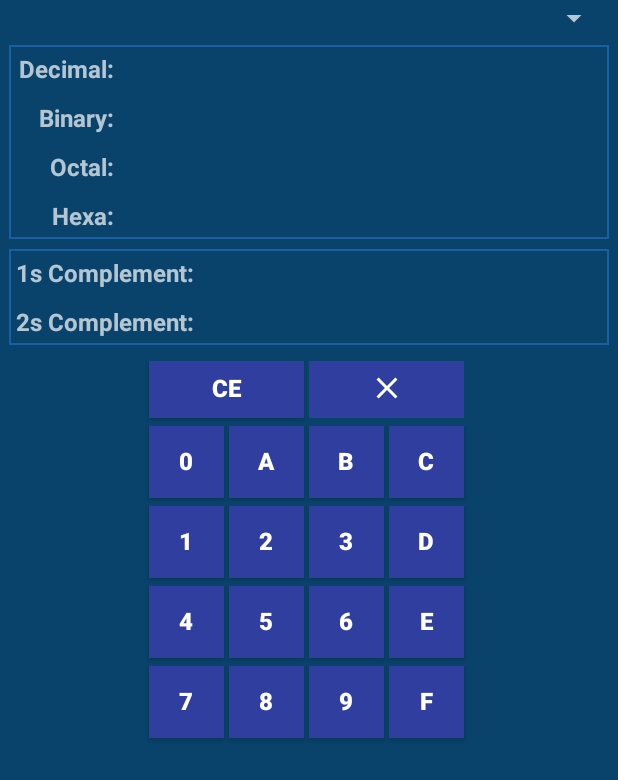
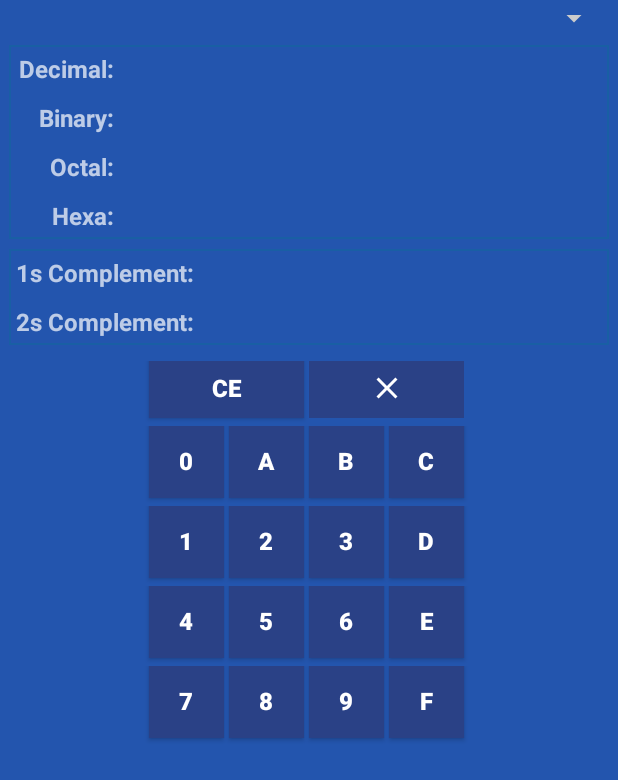
Before and after one commit to ahrasel/android-numbersystem, an Android app: the fragment ConvertNumberFM shown on its own in the app's theme, after a tap on an icon or button, on a phone screen of 412 x 824 dp. Shown: the top 780 px of the screen. Run offline under Robolectric (Android 15) with nearby library versions, the phone set to English and light mode, and no system bars.

Commit message:
Fixed Theme problem

```diff
--- a/app/src/main/AndroidManifest.xml
+++ b/app/src/main/AndroidManifest.xml
@@ -8,11 +8,11 @@
         android:label="@string/app_name"
         android:roundIcon="@mipmap/ic_launcher_round"
         android:supportsRtl="true"
-        android:theme="@style/AppTheme">
+        android:theme="@style/AppTheme.Dark">
         <activity
             android:name=".MainActivity"
             android:label="@string/app_name"
-            android:theme="@style/AppTheme">
+            android:theme="@style/AppTheme.Dark">
             <intent-filter>
                 <action android:name="android.intent.action.MAIN" />
 
--- a/app/src/main/res/values-v21/styles.xml
+++ b/app/src/main/res/values-v21/styles.xml
@@ -1,16 +1,35 @@
 <resources>
-
-    <style name="AppTheme.NoActionBar">
-        <item name="windowActionBar">false</item>
-        <item name="windowNoTitle">true</item>
-        <item name="android:statusBarColor">@android:color/transparent</item>
+    <style name="AppTheme" parent="Theme.AppCompat.Light.DarkActionBar">
+        <item name="android:windowContentTransitions">true</item>
+        <item name="android:windowAllowEnterTransitionOverlap">true</item>
+        <item name="android:windowAllowReturnTransitionOverlap">true</item>
+        <item name="android:windowSharedElementEnterTransition">@android:transition/move</item>
+        <item name="android:windowSharedElementExitTransition">@android:transition/move</item>
     </style>
 
-    <style name="AppTheme" parent="android:Theme.Material.NoActionBar">
-        <!-- Customize your theme here. -->
-        <item name="colorPrimary">@color/colorPrimary</item>
-        <item name="colorPrimaryDark">@color/colorPrimaryDark</item>
-        <item name="colorAccent">@color/colorAccent</item>
-        <item name="android:colorBackground">@color/themeBackground</item>
+    <style name="AppTheme.Dark" parent="Theme.AppCompat.NoActionBar">
+        <item name="android:windowDrawsSystemBarBackgrounds">true</item>
+        <item name="android:statusBarColor">@color/primary_darker</item>
+
+        <item name="android:windowContentTransitions">true</item>
+        <item name="android:windowAllowEnterTransitionOverlap">true</item>
+        <item name="android:windowAllowReturnTransitionOverlap">true</item>
+        <item name="android:windowSharedElementEnterTransition">@android:transition/move</item>
+        <item name="android:windowSharedElementExitTransition">@android:transition/move</item>
+
+        <item name="colorPrimary">@color/primary_dark</item>
+        <item name="colorPrimaryDark">@color/primary_dark</item>
+        <item name="colorAccent">@color/accent</item>
+
+        <item name="android:windowBackground">@color/primary</item>
+
+        <item name="colorControlNormal">@color/iron</item>
+        <item name="colorControlActivated">@color/white</item>
+        <item name="colorControlHighlight">@color/white</item>
+        <item name="android:textColorHint">@color/iron</item>
+
+        <item name="colorButtonNormal">@color/primary_darker</item>
+        <item name="android:colorButtonNormal">@color/primary_darker</item>
+        <item name="android:navigationBarColor">@color/primary_dark</item>
     </style>
 </resources>
--- a/app/src/main/res/values/colors.xml
+++ b/app/src/main/res/values/colors.xml
@@ -1,9 +1,20 @@
 <?xml version="1.0" encoding="utf-8"?>
 <resources>
-    <color name="colorPrimary">#3F51B5</color>
-    <color name="colorPrimaryDark">#303F9F</color>
-    <color name="colorAccent">#FF4081</color>
-    <color name="dialpadButtonColor">#FFF</color>
-    <color name="dialpadButtonBackGround">#303F9F</color>
-    <color name="themeBackground">#09426b</color>
+    <color name="primary">#2355ae</color>
+    <color name="primary_dark">#2355ae</color>
+    <color name="primary_darker">#10264d</color>
+    <color name="accent">#FFFFFF</color>
+    <color name="windowbackground">#3e5783</color>
+    <color name="black">#000000</color>
+    <color name="jet">#222222</color>
+    <color name="oil">#333333</color>
+    <color name="monsoon">#777777</color>
+    <color name="jumbo">#888888</color>
+    <color name="aluminum">#999999</color>
+    <color name="base">#AAAAAA</color>
+    <color name="iron">#CCCCCC</color>
+    <color name="white">#FFFFFF</color>
+
+    <color name="dialpadButtonColor">#fff</color>
+    <color name="dialpadButtonBackGround">#2a4186</color>
 </resources>
--- a/app/src/main/res/values/styles.xml
+++ b/app/src/main/res/values/styles.xml
@@ -3,15 +3,27 @@
     <!-- Base application theme. -->
     <style name="AppTheme" parent="Theme.AppCompat.Light.DarkActionBar">
         <!-- Customize your theme here. -->
-        <item name="colorPrimary">@color/colorPrimary</item>
-        <item name="colorPrimaryDark">@color/colorPrimaryDark</item>
-        <item name="colorAccent">@color/colorAccent</item>
-        <item name="android:colorBackground">@color/themeBackground</item>
     </style>
 
-    <style name="AppTheme.NoActionBar">
-        <item name="windowActionBar">false</item>
-        <item name="windowNoTitle">true</item>
+    <style name="AppTheme.Dark" parent="Theme.AppCompat.NoActionBar">
+        <item name="colorPrimary">@color/primary</item>
+        <item name="colorPrimaryDark">@color/primary_dark</item>
+        <item name="colorAccent">@color/accent</item>
+
+        <item name="android:windowBackground">@color/windowbackground</item>
+
+        <item name="colorControlNormal">@color/iron</item>
+        <item name="colorControlActivated">@color/white</item>
+        <item name="colorControlHighlight">@color/white</item>
+        <item name="android:textColorHint">@color/iron</item>
+
+        <item name="colorButtonNormal">@color/primary_darker</item>
+    </style>
+
+    <style name="AppTheme.Dark.Dialog" parent="Theme.AppCompat.Dialog">
+        <item name="colorAccent">@color/white</item>
+        <item name="android:textColorPrimary">@color/iron</item>
+        <item name="android:background">@color/primary</item>
     </style>
 
     <style name="AppTheme.AppBarOverlay" parent="ThemeOverlay.AppCompat.Dark.ActionBar" />
@@ -43,6 +55,4 @@
         <item name="android:paddingStart">5dp</item>
         <item name="android:paddingEnd">5dp</item>
     </style>
-
-
 </resources>
```
